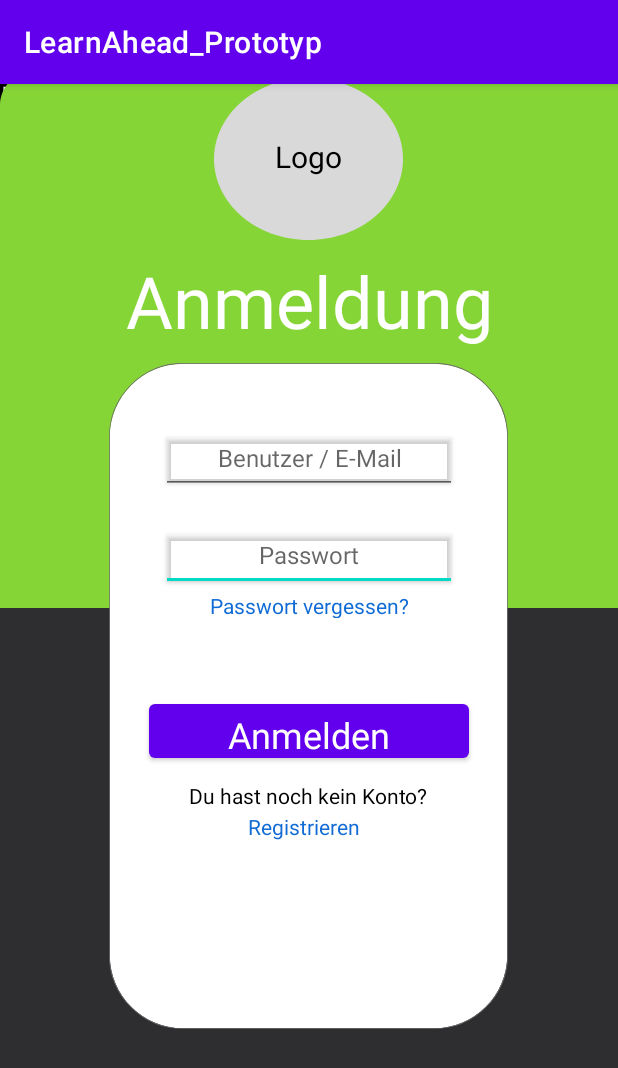
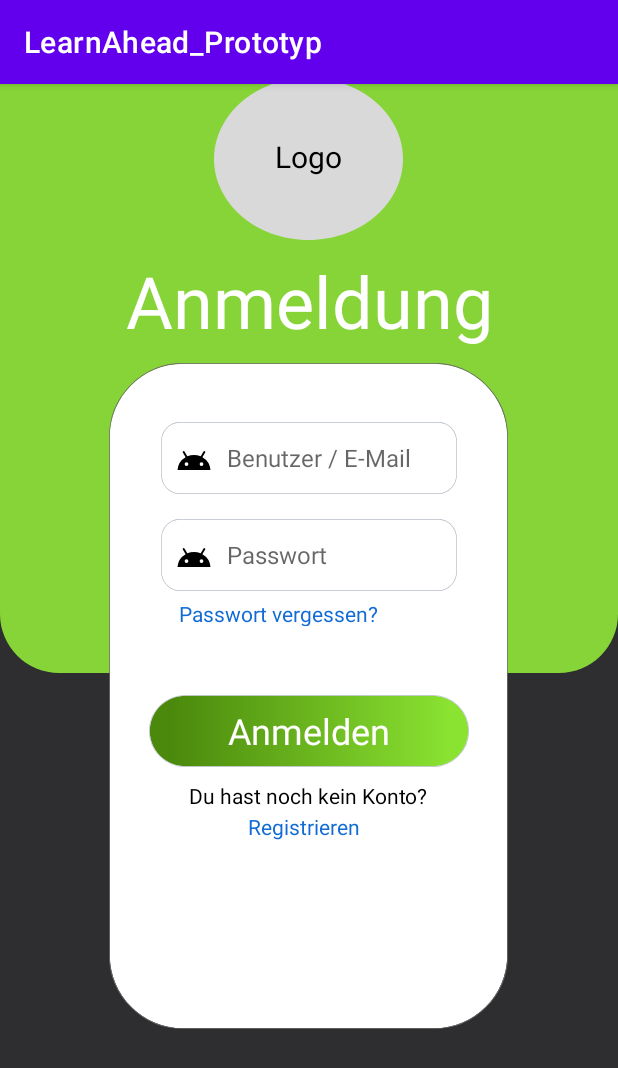
Before and after one commit to NicoB-Code/LearnAhead, an Android app: the screen it shows after launch (MainActivity), on a phone screen of 412 x 824 dp. Shown: the top 1068 px of the screen. Run offline under Robolectric (Android 15) with nearby library versions, the phone set to English and light mode, and no system bars; our stand-ins replace Firebase (no records; nobody signed in at launch, a user with empty details on screens opened directly).

Commit message:
UI Login Part 1

```diff
--- /dev/null
+++ b/app/src/main/res/drawable/ic_android_black_24dp.xml
@@ -0,0 +1,5 @@
+<vector android:height="24dp" android:tint="#000000"
+    android:viewportHeight="24" android:viewportWidth="24"
+    android:width="24dp" xmlns:android="http://schemas.android.com/apk/res/android">
+    <path android:fillColor="#FF000000" android:pathData="M17.6,11.48 L19.44,8.3a0.63,0.63 0,0 0,-1.09 -0.63l-1.88,3.24a11.43,11.43 0,0 0,-8.94 0L5.65,7.67a0.63,0.63 0,0 0,-1.09 0.63L6.4,11.48A10.81,10.81 0,0 0,1 20L23,20A10.81,10.81 0,0 0,17.6 11.48ZM7,17.25A1.25,1.25 0,1 1,8.25 16,1.25 1.25,0 0,1 7,17.25ZM17,17.25A1.25,1.25 0,1 1,18.25 16,1.25 1.25,0 0,1 17,17.25Z"/>
+</vector>
--- /dev/null
+++ b/app/src/main/res/drawable/rectangle_login_register.xml
@@ -0,0 +1,75 @@
+<!-- drawable/rectangle_1.xml -->
+<vector
+    xmlns:android="http://schemas.android.com/apk/res/android"
+    xmlns:aapt="http://schemas.android.com/aapt"
+    android:width="214dp"
+    android:height="49dp"
+    android:viewportWidth="214"
+    android:viewportHeight="49"
+    >
+
+    <group>
+
+        <clip-path
+            android:pathData="M24.5 0.5H189.5C202.755 0.5 213.5 11.2452 213.5 24.5C213.5 37.7548 202.755 48.5 189.5 48.5H24.5C11.2452 48.5 0.5 37.7548 0.5 24.5C0.5 11.2452 11.2452 0.5 24.5 0.5Z"
+            />
+
+        <group
+            android:translateX="0.901"
+            android:translateY="9.075"
+            android:pivotX="107"
+            android:pivotY="24.5"
+            android:scaleX="1.742"
+            android:scaleY="34.298"
+            android:rotation="-180"
+            >
+
+            <path
+                android:pathData="M0.5 0.5V48.5H213.5V0.5"
+                >
+
+                <aapt:attr name="android:fillColor">
+
+                    <gradient
+                        android:type="linear"
+                        android:startX="53.75"
+                        android:startY="24.5"
+                        android:endX="160.25"
+                        android:endY="24.5"
+                        >
+
+                        <item
+                            android:color="#8AE231"
+                            android:offset="0"
+                            />
+
+                        <item
+                            android:color="#4B890C"
+                            android:offset="1"
+                            />
+
+                    </gradient>
+
+                </aapt:attr>
+
+            </path>
+
+        </group>
+
+    </group>
+
+    <group>
+
+        <clip-path
+            android:pathData="M0 0V49H214V0M24.5 0.5H189.5C202.755 0.5 213.5 11.2452 213.5 24.5C213.5 37.7548 202.755 48.5 189.5 48.5H24.5C11.2452 48.5 0.5 37.7548 0.5 24.5C0.5 11.2452 11.2452 0.5 24.5 0.5Z"
+            />
+
+        <path
+            android:pathData="M24.5 0.5H189.5C202.755 0.5 213.5 11.2452 213.5 24.5C213.5 37.7548 202.755 48.5 189.5 48.5H24.5C11.2452 48.5 0.5 37.7548 0.5 24.5C0.5 11.2452 11.2452 0.5 24.5 0.5Z"
+            android:strokeWidth="1"
+            android:strokeColor="#B9BFC8"
+            />
+
+    </group>
+
+</vector>
--- /dev/null
+++ b/app/src/main/res/drawable/rectangle_password.xml
@@ -0,0 +1,38 @@
+<!-- drawable/rectangle_1.xml -->
+<vector
+    xmlns:android="http://schemas.android.com/apk/res/android"
+    xmlns:aapt="http://schemas.android.com/aapt"
+    android:width="214dp"
+    android:height="49dp"
+    android:viewportWidth="214"
+    android:viewportHeight="49"
+    >
+
+    <group>
+
+        <clip-path
+            android:pathData="M13.5 0.5H200.5C207.68 0.5 213.5 6.3203 213.5 13.5V35.5C213.5 42.6797 207.68 48.5 200.5 48.5H13.5C6.3203 48.5 0.5 42.6797 0.5 35.5V13.5C0.5 6.3203 6.3203 0.5 13.5 0.5Z"
+            />
+
+        <path
+            android:pathData="M0.5 0.5V48.5H213.5V0.5"
+            android:fillColor="#FFFFFF"
+            />
+
+    </group>
+
+    <group>
+
+        <clip-path
+            android:pathData="M0 0V49H214V0M13.5 0.5H200.5C207.68 0.5 213.5 6.3203 213.5 13.5V35.5C213.5 42.6797 207.68 48.5 200.5 48.5H13.5C6.3203 48.5 0.5 42.6797 0.5 35.5V13.5C0.5 6.3203 6.3203 0.5 13.5 0.5Z"
+            />
+
+        <path
+            android:pathData="M13.5 0.5H200.5C207.68 0.5 213.5 6.3203 213.5 13.5V35.5C213.5 42.6797 207.68 48.5 200.5 48.5H13.5C6.3203 48.5 0.5 42.6797 0.5 35.5V13.5C0.5 6.3203 6.3203 0.5 13.5 0.5Z"
+            android:strokeWidth="1"
+            android:strokeColor="#B9BFC8"
+            />
+
+    </group>
+
+</vector>
--- /dev/null
+++ b/app/src/main/res/drawable/rectangle_top_green.xml
@@ -0,0 +1,19 @@
+<shape xmlns:android="http://schemas.android.com/apk/res/android"
+    android:shape="rectangle" >
+
+    <!-- fill/color -->
+    <solid
+        android:color="#86D437"/>
+
+    <!-- Control the width and height of the shape -->
+    <size
+        android:width="355dp"
+        android:height="414dp"/>
+
+    <!-- Control the radius of each corners -->
+    <corners
+        android:topLeftRadius="0dp"
+        android:topRightRadius="0dp"
+        android:bottomLeftRadius="39dp"
+        android:bottomRightRadius="39dp"/>
+</shape>
--- /dev/null
+++ b/app/src/main/res/drawable/rectangle_user_email.xml
@@ -0,0 +1,38 @@
+<!-- drawable/rectangle_1.xml -->
+<vector
+    xmlns:android="http://schemas.android.com/apk/res/android"
+    xmlns:aapt="http://schemas.android.com/aapt"
+    android:width="214dp"
+    android:height="49dp"
+    android:viewportWidth="214"
+    android:viewportHeight="49"
+    >
+
+    <group>
+
+        <clip-path
+            android:pathData="M13.5 0.5H200.5C207.68 0.5 213.5 6.3203 213.5 13.5V35.5C213.5 42.6797 207.68 48.5 200.5 48.5H13.5C6.3203 48.5 0.5 42.6797 0.5 35.5V13.5C0.5 6.3203 6.3203 0.5 13.5 0.5Z"
+            />
+
+        <path
+            android:pathData="M0.5 0.5V48.5H213.5V0.5"
+            android:fillColor="#FFFFFF"
+            />
+
+    </group>
+
+    <group>
+
+        <clip-path
+            android:pathData="M0 0V49H214V0M13.5 0.5H200.5C207.68 0.5 213.5 6.3203 213.5 13.5V35.5C213.5 42.6797 207.68 48.5 200.5 48.5H13.5C6.3203 48.5 0.5 42.6797 0.5 35.5V13.5C0.5 6.3203 6.3203 0.5 13.5 0.5Z"
+            />
+
+        <path
+            android:pathData="M13.5 0.5H200.5C207.68 0.5 213.5 6.3203 213.5 13.5V35.5C213.5 42.6797 207.68 48.5 200.5 48.5H13.5C6.3203 48.5 0.5 42.6797 0.5 35.5V13.5C0.5 6.3203 6.3203 0.5 13.5 0.5Z"
+            android:strokeWidth="1"
+            android:strokeColor="#B9BFC8"
+            />
+
+    </group>
+
+</vector>
--- a/app/src/main/res/layout/login.xml
+++ b/app/src/main/res/layout/login.xml
@@ -29,7 +29,7 @@
         android:textAppearance="@style/register" />
 
     <!-- Anmelden -->
-    <Button
+    <androidx.appcompat.widget.AppCompatButton
         android:id="@+id/anmeldenButton"
         android:layout_width="213dp"
         android:layout_height="48dp"
@@ -39,18 +39,22 @@
         android:gravity="center"
         android:elevation="2dp"
         android:textAppearance="@style/anmelden"
-        android:onClick="onAnmeldeButtonClick" />
+        android:onClick="onAnmeldeButtonClick"
+        android:background="@drawable/rectangle_login_register"
+        />
+
     <!-- Passwort vergessen? -->
     <TextView
         android:id="@+id/passwort_ve"
         android:layout_width="156dp"
         android:layout_height="18dp"
         android:layout_centerHorizontal="true"
-        android:layout_marginTop="338dp"
+        android:layout_marginTop="5dp"
+        android:layout_below="@+id/passwort"
+        android:layout_alignStart="@+id/passwort"
         android:text="@string/passwort_ve"
         android:textAppearance="@style/passwort_ve"
         android:gravity="center"/>
-
     <!-- Passwort -->
     <!-- consider using layout_height="wrap_content" (icon size too small though) -->
     <EditText
@@ -60,9 +64,15 @@
         android:layout_centerHorizontal="true"
         android:layout_marginTop="290dp"
         android:elevation="2dp"
+        android:drawableLeft="@drawable/ic_android_black_24dp"
+        android:drawablePadding="10dp"
         android:hint="Passwort"
         android:textAppearance="@style/passwort"
-        android:gravity="center"/>
+        android:gravity="left|center_vertical"
+        android:paddingLeft="10dp"
+        android:background="@drawable/rectangle_password" />
+
+
 
     <!-- Benutzer / E-Mail -->
     <EditText
@@ -71,10 +81,15 @@
         android:layout_height="48dp"
         android:layout_centerHorizontal="true"
         android:layout_marginTop="225dp"
+        android:drawableLeft="@drawable/ic_android_black_24dp"
+        android:drawablePadding="10dp"
         android:elevation="2dp"
         android:hint="Benutzer / E-Mail"
         android:textAppearance="@style/benutzer_e_"
-        android:gravity="center"/>
+        android:gravity="left|center_vertical"
+        android:paddingLeft="10dp"
+        android:background="@drawable/rectangle_user_email"/>
+
 
     <!-- Login Top Group -->
     <!-- Login Top -->
@@ -126,18 +141,10 @@
         android:layout_alignParentTop="true"
         android:layout_marginTop="-24dp"
         android:background="#00000000" />
-    <!-- Rectangle 3 -->
+
     <!-- Rectangle 4 -->
-    <View
-        android:id="@+id/rectangle_3"
-        android:layout_width="wrap_content"
-        android:layout_height="418dp"
-        android:layout_alignParentLeft="true"
-        android:layout_alignParentTop="true"
-        android:layout_marginLeft="0dp"
-        android:layout_marginTop="-25dp"
-        android:background="@drawable/rectangle_3"
-        android:elevation="-4dp" />
+
+
 
     <View
         android:id="@+id/rectangle_4"
@@ -150,5 +157,16 @@
         android:background="@drawable/rectangle_4"
         android:elevation="-4dp" />
 
-
+    <!-- Rectangle 3 -->
+    <View
+        android:id="@+id/rectangle_3"
+        android:layout_width="wrap_content"
+        android:layout_height="418dp"
+        android:layout_alignParentLeft="true"
+        android:layout_alignParentTop="true"
+        android:layout_marginLeft="0dp"
+        android:layout_marginTop="-25dp"
+        android:background="@drawable/rectangle_top_green"
+        android:elevation="-4dp"
+        />
 </RelativeLayout>
--- a/build.gradle
+++ b/build.gradle
@@ -12,7 +12,7 @@ buildscript {
     }
 }
 plugins {
-    id 'com.android.application' version '7.4.2' apply false
-    id 'com.android.library' version '7.4.2' apply false
+    id 'com.android.application' version '8.0.0' apply false
+    id 'com.android.library' version '8.0.0' apply false
     id 'org.jetbrains.kotlin.android' version '1.8.0' apply false
 }
--- a/gradle.properties
+++ b/gradle.properties
@@ -21,3 +21,5 @@ kotlin.code.style=official
 # resources declared in the library itself and none from the library's dependencies,
 # thereby reducing the size of the R class for that library
 android.nonTransitiveRClass=true
+android.defaults.buildfeatures.buildconfig=true
+android.nonFinalResIds=false
```
Also changed, not shown: gradle/wrapper/gradle-wrapper.properties.
